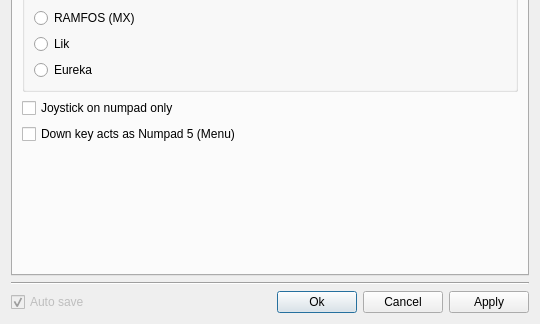
First picture: the form in src/qt/qtSettingsDialog.ui, repository vpyk/emu80v4, before the edit; both pictures show x 0 to 540 and y 212 to 536 of the 540 by 536 pixel window.
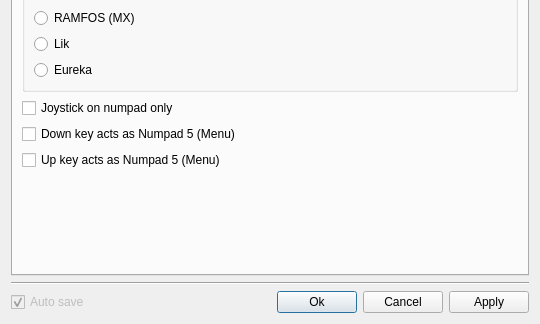
Second picture: the form after the edit. The open tabs and pages were chosen to show the change.

Patch:
```diff
--- a/src/qt/qtSettingsDialog.ui
+++ b/src/qt/qtSettingsDialog.ui
@@ -1343,6 +1343,13 @@
          </property>
         </widget>
        </item>
+       <item>
+        <widget class="QCheckBox" name="upAsNumpad5CheckBox">
+         <property name="text">
+          <string>Up key acts as Numpad 5 (Menu)</string>
+         </property>
+        </widget>
+       </item>
        <item>
         <spacer name="verticalSpacer_7">
          <property name="orientation">
```
Left out of the diff: 1 changed line with no effect on the pictures.
